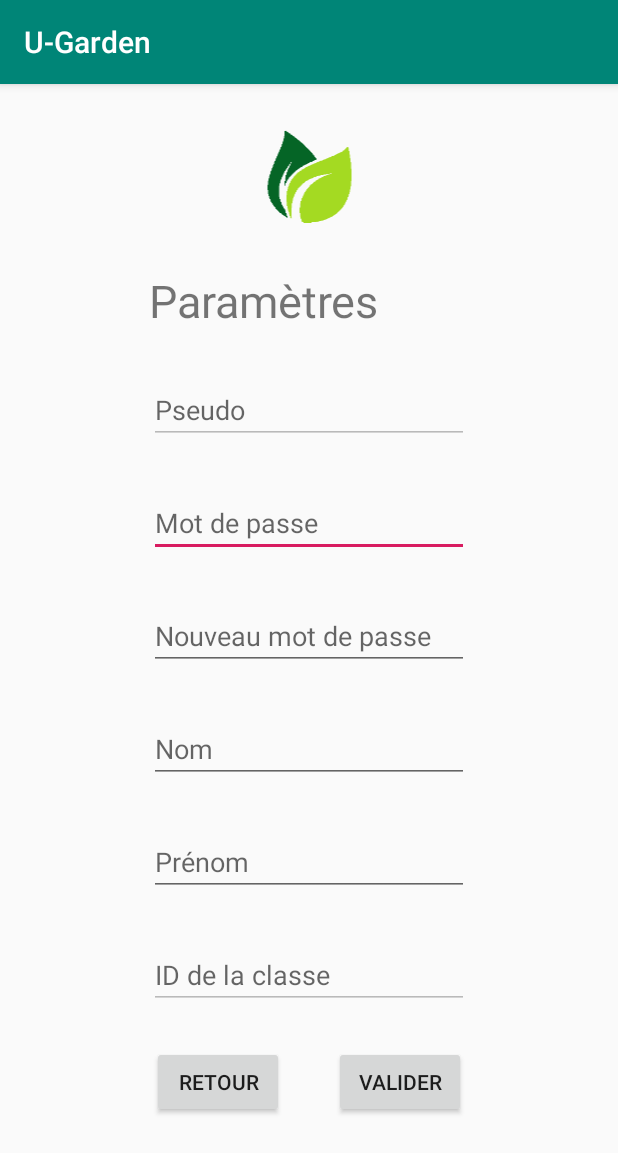
After one commit to AnciauxLucas/ProjetMobile, an Android app: the AccountActivity screen opened directly, with no data from a screen before it, on a phone screen of 412 x 824 dp. The commit adds this screen. Shown: the top 1153 px of the screen. Run offline under Robolectric (Android 15) with nearby library versions, the phone set to English and light mode, and no system bars; our stand-ins replace ButterKnife; libraries missing offline, so code that uses them is left out: com.mobsandgeeks.saripaar, net.yslibrary.android; pictures from the network do not load; 7 statements that could not run were skipped.

Commit message:
Ajout AccountActivity

```diff
--- a/Projet/app/build.gradle
+++ b/Projet/app/build.gradle
@@ -38,4 +38,5 @@ dependencies {
     implementation 'com.squareup.retrofit2:retrofit:2.1.0'
     implementation 'com.squareup.retrofit2:converter-gson:2.1.0'
     implementation 'com.mobsandgeeks:android-saripaar:2.0.3'
+    implementation 'net.yslibrary.keyboardvisibilityevent:keyboardvisibilityevent:2.1.0'
 }
--- /dev/null
+++ b/Projet/app/src/main/java/com/example/mobilegenicotanciaux/activities/AccountActivity.java
@@ -0,0 +1,134 @@
+package com.example.mobilegenicotanciaux.activities;
+
+import android.content.Intent;
+import android.os.Bundle;
+import android.view.View;
+import android.view.inputmethod.EditorInfo;
+import android.widget.Button;
+import android.widget.EditText;
+import android.widget.ImageView;
+import android.widget.TextView;
+import android.widget.Toast;
+
+import androidx.appcompat.app.AppCompatActivity;
+
+import com.bumptech.glide.Glide;
+import com.example.mobilegenicotanciaux.R;
+import com.example.mobilegenicotanciaux.model.dto.UserDto;
+import com.example.mobilegenicotanciaux.model.dto.UserModifyDto;
+import com.example.mobilegenicotanciaux.services.UserService;
+import com.example.mobilegenicotanciaux.utils.CurrentUser;
+import com.example.mobilegenicotanciaux.utils.NetworkUtil;
+import com.example.mobilegenicotanciaux.utils.RetrofitFactory;
+import com.mobsandgeeks.saripaar.ValidationError;
+import com.mobsandgeeks.saripaar.Validator;
+import com.mobsandgeeks.saripaar.annotation.Length;
+import com.mobsandgeeks.saripaar.annotation.NotEmpty;
+
+import net.yslibrary.android.keyboardvisibilityevent.util.UIUtil;
+
+import java.util.List;
+
+import butterknife.BindView;
+import butterknife.ButterKnife;
+import retrofit2.Call;
+import retrofit2.Callback;
+import retrofit2.Response;
+import retrofit2.Retrofit;
+
+public class AccountActivity extends AppCompatActivity implements Validator.ValidationListener {
+
+    @BindView(R.id.leaf)
+    public ImageView leaf;
+    @BindView(R.id.input_change_pseudo)
+    public TextView changePseudo;
+    @NotEmpty
+    @Length(min = 3, max = 30)
+    @BindView(R.id.input_change_password)
+    public TextView changePassword;
+    @NotEmpty
+    @Length(min = 3, max = 30)
+    @BindView(R.id.input_change_newPassword)
+    public TextView changeNewPassword;
+    @NotEmpty
+    @Length(min = 3, max = 30)
+    @BindView(R.id.input_change_lastName)
+    public TextView changeLastName;
+    @NotEmpty
+    @Length(min = 3, max = 30)
+    @BindView(R.id.input_change_firstName)
+    public TextView changeFirstName;
+    @BindView(R.id.input_change_idTeam)
+    public TextView changeIdTeam;
+    @BindView(R.id.button_cancel)
+    public Button buttonCancel;
+    @BindView(R.id.button_change_user)
+    public Button buttonValidate;
+    private Validator validator;
+
+    @Override
+    protected void onCreate(Bundle savedInstanceState) {
+        super.onCreate(savedInstanceState);
+        setContentView(R.layout.activity_account);
+        ButterKnife.bind(this);
+        Glide.with(AccountActivity.this).load(R.drawable.leaf).into(leaf);
+        validator = new Validator(this);
+        validator.setValidationListener(this);
+        UserDto user = CurrentUser.getCurrentUser();
+        changePseudo.setText(user.getPseudo());
+        changeLastName.setText(user.getLastName());
+        changeFirstName.setText(user.getFirstName());
+        if (user.getTeacherCode() != null) changeIdTeam.setText(user.getTeacherCode());
+        buttonCancel.setOnClickListener(v -> {
+            Intent intent = new Intent(AccountActivity.this, MenuActivity.class);
+            startActivity(intent);
+        });
+        buttonValidate.setOnClickListener(v -> validator.validate());
+    }
+
+    @Override
+    public void onValidationSucceeded() {
+        UIUtil.hideKeyboard(this);
+        if (!NetworkUtil.checkNetworkConnection(getApplicationContext())) {
+            UserModifyDto user = new UserModifyDto(changePseudo.getText().toString(),
+                    changePassword.getText().toString(),
+                    changeNewPassword.getText().toString(),
+                    changeLastName.getText().toString(),
+                    changeFirstName.getText().toString());
+            Retrofit retrofit = RetrofitFactory.getRetrofit();
+            UserService userService = retrofit.create(UserService.class);
+            Call<UserModifyDto> call = userService.modifyUser(user);
+            call.enqueue(new Callback<UserModifyDto>() {
+                @Override
+                public void onResponse(Call<UserModifyDto> call, Response<UserModifyDto> response) {
+                    if (response.isSuccessful()) {
+                        Toast.makeText(getApplicationContext(), getString(R.string.successModify), Toast.LENGTH_LONG).show();
+                        Intent intent = new Intent(AccountActivity.this, LogInActivity.class);
+                        startActivity(intent);
+                    } else {
+                        if (response.code() == 400) {
+                            changePassword.setError(getString(R.string.wrongPassword));
+                        } else {
+                            Toast.makeText(getApplicationContext(), getString(R.string.tokenExpired), Toast.LENGTH_SHORT).show();
+                        }
+                    }
+                }
+
+                @Override
+                public void onFailure(Call<UserModifyDto> call, Throwable t) {
+                    Toast.makeText(getApplicationContext(), getString(R.string.errorCallAPI), Toast.LENGTH_SHORT).show();
+                }
+            });
+        } else {
+            NetworkUtil.prepareToast(getApplicationContext()).show();
+        }
+    }
+
+    @Override
+    public void onValidationFailed(List<ValidationError> errors) {
+        for (ValidationError error : errors) {
+            View view = error.getView();
+            ((EditText) view).setError(getString(R.string.error));
+        }
+    }
+}
--- a/Projet/app/src/main/java/com/example/mobilegenicotanciaux/activities/LogInActivity.java
+++ b/Projet/app/src/main/java/com/example/mobilegenicotanciaux/activities/LogInActivity.java
@@ -17,6 +17,7 @@ import com.example.mobilegenicotanciaux.R;
 import com.example.mobilegenicotanciaux.model.Jwt;
 import com.example.mobilegenicotanciaux.model.Token;
 import com.example.mobilegenicotanciaux.services.JwtService;
+import com.example.mobilegenicotanciaux.utils.CurrentUser;
 import com.example.mobilegenicotanciaux.utils.NetworkUtil;
 import com.example.mobilegenicotanciaux.utils.RetrofitFactory;
 import com.mobsandgeeks.saripaar.ValidationError;
@@ -82,6 +83,7 @@ public class LogInActivity extends AppCompatActivity implements Validator.Valida
                 public void onResponse(Call<Token> call, Response<Token> response) {
                     if (response.isSuccessful()) {
                         RetrofitFactory.setToken(new Token(response.body().getAccess_token(), response.body().getExpires_in()));
+                        CurrentUser.getCurrentUserFromApi();
                         Intent intent = new Intent(LogInActivity.this, MenuActivity.class);
                         startActivity(intent);
                     } else {
--- a/Projet/app/src/main/java/com/example/mobilegenicotanciaux/activities/RegisterActivity.java
+++ b/Projet/app/src/main/java/com/example/mobilegenicotanciaux/activities/RegisterActivity.java
@@ -13,7 +13,9 @@ import androidx.appcompat.app.AppCompatActivity;
 import com.bumptech.glide.Glide;
 import com.example.mobilegenicotanciaux.R;
 import com.example.mobilegenicotanciaux.model.User;
+import com.example.mobilegenicotanciaux.model.dto.UserDto;
 import com.example.mobilegenicotanciaux.services.UserService;
+import com.example.mobilegenicotanciaux.utils.CurrentUser;
 import com.example.mobilegenicotanciaux.utils.NetworkUtil;
 import com.example.mobilegenicotanciaux.utils.RetrofitFactory;
 import com.mobsandgeeks.saripaar.ValidationError;
@@ -52,7 +54,7 @@ public class RegisterActivity extends AppCompatActivity implements Validator.Val
     @BindView(R.id.input_lastName)
     public EditText lastName;
     @NotEmpty
-    @Length(min = 16, max = 30)
+    @Length(min = 8, max = 30)
     @BindView(R.id.input_idTeam)
     public EditText idTeam;
     @BindView(R.id.button)
@@ -83,6 +85,7 @@ public class RegisterActivity extends AppCompatActivity implements Validator.Val
                 @Override
                 public void onResponse(Call<User> call, Response<User> response) {
                     if (response.isSuccessful()) {
+                        CurrentUser.setCurrentUser(new UserDto(username.getText().toString(), firstName.getText().toString(), lastName.getText().toString(), idTeam.getText().toString()));
                         Toast.makeText(getApplicationContext(), getString(R.string.userCreated), Toast.LENGTH_LONG).show();
                         Intent intent = new Intent(RegisterActivity.this, LogInActivity.class);
                         startActivity(intent);
--- a/Projet/app/src/main/java/com/example/mobilegenicotanciaux/services/UserService.java
+++ b/Projet/app/src/main/java/com/example/mobilegenicotanciaux/services/UserService.java
@@ -1,14 +1,24 @@
 package com.example.mobilegenicotanciaux.services;
 
 import com.example.mobilegenicotanciaux.model.User;
+import com.example.mobilegenicotanciaux.model.dto.UserDto;
+import com.example.mobilegenicotanciaux.model.dto.UserModifyDto;
 
 import retrofit2.Call;
 import retrofit2.http.Body;
+import retrofit2.http.GET;
 import retrofit2.http.POST;
+import retrofit2.http.PUT;
 import retrofit2.http.Query;
 
 public interface UserService {
 
     @POST("AppUser/add")
     Call<User> addUser(@Query("accessCode") String accessCode, @Body User user);
+
+    @GET("AppUser")
+    Call<UserDto> getUser();
+
+    @PUT("AppUser/modify")
+    Call<UserModifyDto> modifyUser(@Body UserModifyDto user);
 }
--- /dev/null
+++ b/Projet/app/src/main/res/layout/activity_account.xml
@@ -0,0 +1,145 @@
+<?xml version="1.0" encoding="utf-8"?>
+<androidx.constraintlayout.widget.ConstraintLayout xmlns:android="http://schemas.android.com/apk/res/android"
+    xmlns:app="http://schemas.android.com/apk/res-auto"
+    xmlns:tools="http://schemas.android.com/tools"
+    android:layout_width="match_parent"
+    android:layout_height="match_parent"
+    tools:context=".activities.AccountActivity">
+
+    <ScrollView
+        android:layout_width="match_parent"
+        android:layout_height="match_parent">
+
+        <LinearLayout
+            android:layout_width="match_parent"
+            android:layout_height="wrap_content"
+            android:orientation="vertical" >
+
+            <androidx.constraintlayout.widget.ConstraintLayout
+                android:layout_width="match_parent"
+                android:layout_height="734dp">
+
+                <ImageView
+                    android:id="@+id/leaf"
+                    android:layout_width="@android:dimen/notification_large_icon_width"
+                    android:layout_height="@android:dimen/notification_large_icon_height"
+                    android:layout_gravity="center"
+                    android:layout_marginTop="30dp"
+                    android:contentDescription="@string/descriptionLeaf"
+                    app:layout_constraintEnd_toEndOf="parent"
+                    app:layout_constraintHorizontal_bias="0.5"
+                    app:layout_constraintStart_toStartOf="parent"
+                    app:layout_constraintTop_toTopOf="parent"
+                    app:srcCompat="@android:color/transparent" />
+
+                <TextView
+                    android:id="@+id/label_settings"
+                    android:layout_width="wrap_content"
+                    android:layout_height="wrap_content"
+                    android:layout_marginTop="30dp"
+                    android:text="@string/settings"
+                    android:textSize="30sp"
+                    app:layout_constraintStart_toStartOf="@+id/input_change_pseudo"
+                    app:layout_constraintTop_toBottomOf="@+id/leaf" />
+
+                <EditText
+                    android:id="@+id/input_change_pseudo"
+                    android:layout_width="wrap_content"
+                    android:layout_height="wrap_content"
+                    android:layout_marginTop="30dp"
+                    android:ems="10"
+                    android:enabled="false"
+                    android:hint="@string/username"
+                    android:inputType="textPersonName"
+                    app:layout_constraintEnd_toEndOf="parent"
+                    app:layout_constraintStart_toStartOf="parent"
+                    app:layout_constraintTop_toBottomOf="@+id/label_settings" />
+
+                <EditText
+                    android:id="@+id/input_change_lastName"
+                    android:layout_width="wrap_content"
+                    android:layout_height="wrap_content"
+                    android:layout_marginTop="30dp"
+                    android:ems="10"
+                    android:hint="@string/lastName"
+                    android:inputType="textPersonName"
+                    app:layout_constraintEnd_toEndOf="parent"
+                    app:layout_constraintStart_toStartOf="parent"
+                    app:layout_constraintTop_toBottomOf="@+id/input_change_newPassword" />
+
+                <EditText
+                    android:id="@+id/input_change_firstName"
+                    android:layout_width="wrap_content"
+                    android:layout_height="wrap_content"
+                    android:layout_marginTop="30dp"
+                    android:ems="10"
+                    android:hint="@string/firstName"
+                    android:inputType="textPersonName"
+                    app:layout_constraintEnd_toEndOf="parent"
+                    app:layout_constraintStart_toStartOf="parent"
+                    app:layout_constraintTop_toBottomOf="@+id/input_change_lastName"
+                    android:imeOptions="actionDone" />
+
+                <EditText
+                    android:id="@+id/input_change_idTeam"
+                    android:layout_width="wrap_content"
+                    android:layout_height="wrap_content"
+                    android:layout_marginTop="30dp"
+                    android:ems="10"
+                    android:enabled="false"
+                    android:hint="@string/team"
+                    android:inputType="textPersonName"
+                    app:layout_constraintEnd_toEndOf="parent"
+                    app:layout_constraintStart_toStartOf="parent"
+                    app:layout_constraintTop_toBottomOf="@+id/input_change_firstName" />
+
+                <Button
+                    android:id="@+id/button_change_user"
+                    android:layout_width="wrap_content"
+                    android:layout_height="wrap_content"
+                    android:layout_marginStart="16dp"
+                    android:text="@string/validate"
+                    app:layout_constraintEnd_toEndOf="@+id/input_change_idTeam"
+                    app:layout_constraintStart_toEndOf="@+id/button_cancel"
+                    app:layout_constraintTop_toTopOf="@+id/button_cancel" />
+
+                <Button
+                    android:id="@+id/button_cancel"
+                    android:layout_width="wrap_content"
+                    android:layout_height="wrap_content"
+                    android:layout_marginTop="30dp"
+                    android:layout_marginEnd="16dp"
+                    android:layout_marginBottom="50dp"
+                    android:text="@string/cancel"
+                    app:layout_constraintBottom_toBottomOf="parent"
+                    app:layout_constraintEnd_toStartOf="@+id/button_change_user"
+                    app:layout_constraintStart_toStartOf="@+id/input_change_idTeam"
+                    app:layout_constraintTop_toBottomOf="@+id/input_change_idTeam" />
+
+                <EditText
+                    android:id="@+id/input_change_password"
+                    android:layout_width="wrap_content"
+                    android:layout_height="wrap_content"
+                    android:layout_marginTop="30dp"
+                    android:ems="10"
+                    android:hint="@string/password"
+                    android:inputType="textPassword"
+                    app:layout_constraintEnd_toEndOf="parent"
+                    app:layout_constraintStart_toStartOf="parent"
+                    app:layout_constraintTop_toBottomOf="@+id/input_change_pseudo" />
+
+                <EditText
+                    android:id="@+id/input_change_newPassword"
+                    android:layout_width="wrap_content"
+                    android:layout_height="wrap_content"
+                    android:layout_marginTop="30dp"
+                    android:ems="10"
+                    android:hint="@string/newPassword"
+                    android:inputType="textPassword"
+                    app:layout_constraintEnd_toEndOf="parent"
+                    app:layout_constraintStart_toStartOf="parent"
+                    app:layout_constraintTop_toBottomOf="@+id/input_change_password" />
+            </androidx.constraintlayout.widget.ConstraintLayout>
+        </LinearLayout>
+    </ScrollView>
+</androidx.constraintlayout.widget.ConstraintLayout>
--- a/Projet/app/src/main/res/values/strings.xml
+++ b/Projet/app/src/main/res/values/strings.xml
@@ -28,4 +28,10 @@
     <string name="description">Description :</string>
     <string name="datePlanted">Planté le :</string>
     <string name="price">Prix :</string>
+    <string name="settings">Paramètres</string>
+    <string name="newPassword">Nouveau mot de passe</string>
+    <string name="validate">Valider</string>
+    <string name="cancel">Retour</string>
+    <string name="wrongPassword">Mot de passe incorrect</string>
+    <string name="successModify">Informations modifiées avec succès</string>
 </resources>
```
Also changed, not shown: Projet/app/src/main/AndroidManifest.xml (+8 -3 lines), Projet/app/src/main/java/com/example/mobilegenicotanciaux/activities/MenuActivity.java (+30 -0 lines), Projet/app/src/main/java/com/example/mobilegenicotanciaux/model/dto/UserDto.java (added, +51 -0 lines), Projet/app/src/main/java/com/example/mobilegenicotanciaux/model/dto/UserModifyDto.java (added, +60 -0 lines), Projet/app/src/main/java/com/example/mobilegenicotanciaux/utils/CurrentUser.java (added, +43 -0 lines).
